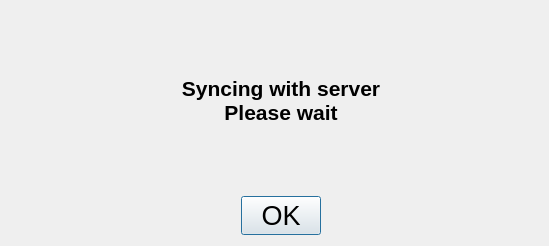
NathanW2/qmap, file syncing/ui_sync.ui: the form before one commit.
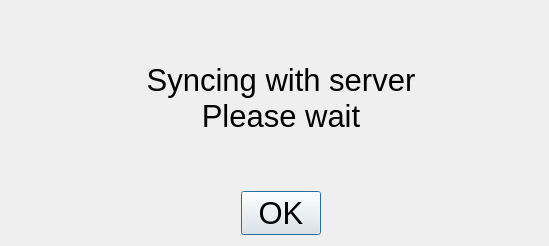
The form after the commit. Icons and pictures are not drawn.

Commit message: Add style sheet to QApplication to highlight fields

```diff
--- a/syncing/ui_sync.ui
+++ b/syncing/ui_sync.ui
@@ -19,6 +19,11 @@
   <property name="windowTitle">
    <string>Form</string>
   </property>
+  <property name="styleSheet">
+   <string notr="true">* {font: 75 23pt &quot;Tahoma&quot;;}
+QPushButton { font: 75 20pt &quot;Tahoma&quot;; }
+</string>
+  </property>
   <layout class="QGridLayout" name="gridLayout">
    <item row="0" column="0" rowspan="2">
     <widget class="QLabel" name="label">
@@ -43,9 +48,11 @@
     <widget class="QLabel" name="statusLabel">
      <property name="font">
       <font>
-       <pointsize>16</pointsize>
-       <weight>75</weight>
-       <bold>true</bold>
+       <family>Tahoma</family>
+       <pointsize>23</pointsize>
+       <weight>9</weight>
+       <italic>false</italic>
+       <bold>false</bold>
       </font>
      </property>
      <property name="styleSheet">
@@ -73,11 +80,16 @@
      </property>
      <property name="font">
       <font>
-       <pointsize>20</pointsize>
-       <weight>50</weight>
+       <family>Tahoma</family>
+       <pointsize>23</pointsize>
+       <weight>9</weight>
+       <italic>false</italic>
        <bold>false</bold>
       </font>
      </property>
+     <property name="styleSheet">
+      <string notr="true"/>
+     </property>
      <property name="orientation">
       <enum>Qt::Horizontal</enum>
      </property>
```
The commit also changes 5 other files.
